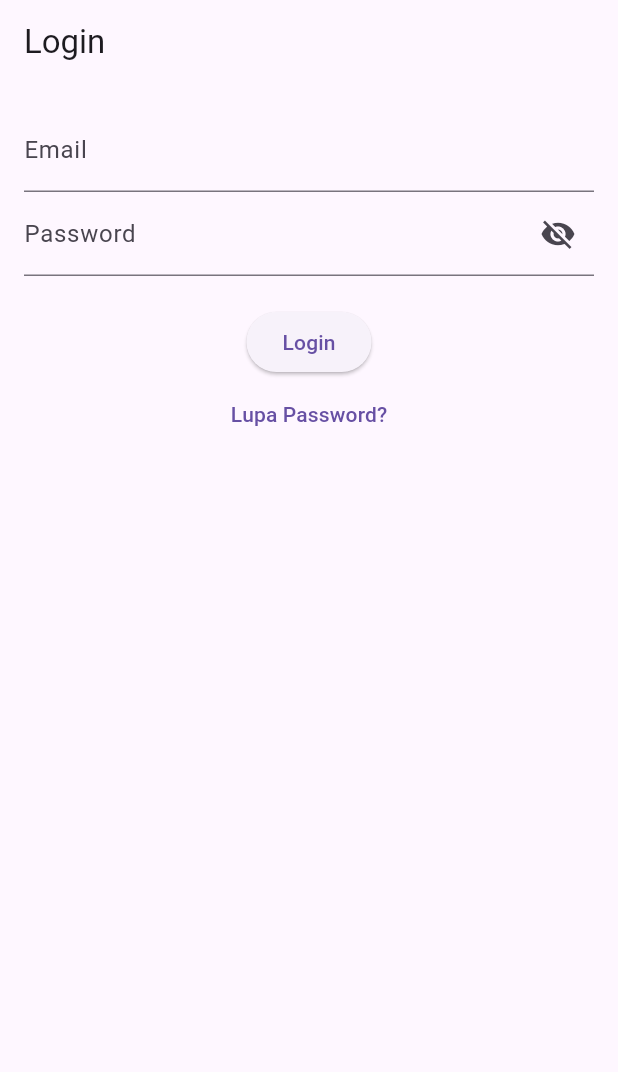
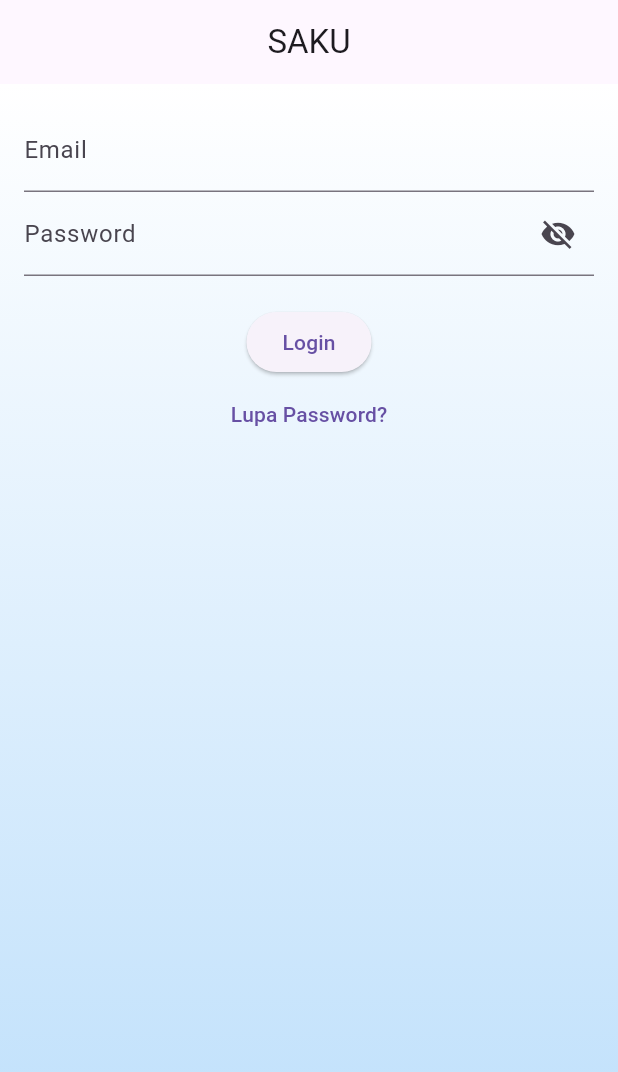
Before and after one commit to antasueta/saku, a Flutter app: the screen it shows after launch, on a phone screen of 412 x 824 dp. Shown: the top 1072 px of the screen. Run offline on Flutter 3.47's test engine with Material 3 defaults, Android fonts, the phone set to English and light mode, and no system bars.

Commit message:
improve login UI with gradient background

```diff
--- a/lib/screens/login_screen.dart
+++ b/lib/screens/login_screen.dart
@@ -43,10 +43,19 @@ class _LoginScreenState extends State<LoginScreen> {
   @override
   Widget build(BuildContext context) {
     return Scaffold(
-      appBar: AppBar(title: Text("Login")),
-      body: Padding(
-        padding: EdgeInsets.all(16),
-        child: Form(
+      appBar: AppBar(title: Text("SAKU"),
+      centerTitle: true),
+      body: Container(
+      decoration: BoxDecoration(
+        gradient: LinearGradient(
+        colors: [Colors.white, Colors.blue.shade100],
+        begin: Alignment.topCenter,
+        end: Alignment.bottomCenter,
+    ),
+  ),
+  child: Padding(
+    padding: const EdgeInsets.all(16),
+    child: Form(
           key: _formKey,
           child: Column(
             children: [
@@ -95,6 +104,7 @@ class _LoginScreenState extends State<LoginScreen> {
           ),
         ),
       ),
+    ),
     );
   }
 }
```
